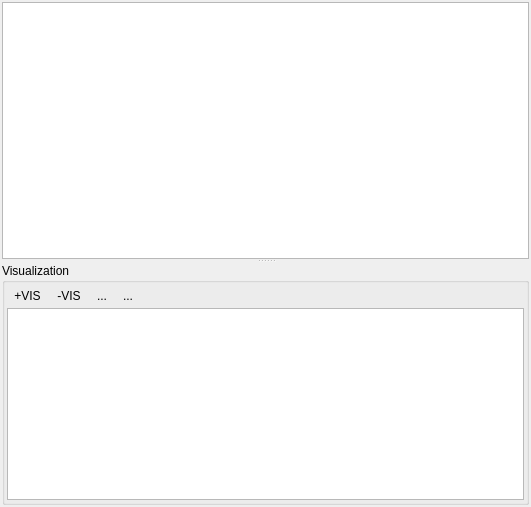
This is qps/speclib/ui/spectrallibraryplotwidget.ui in EnMAP-Box/qgispluginsupport as Qt 5 draws it before an edit. The edited form follows.
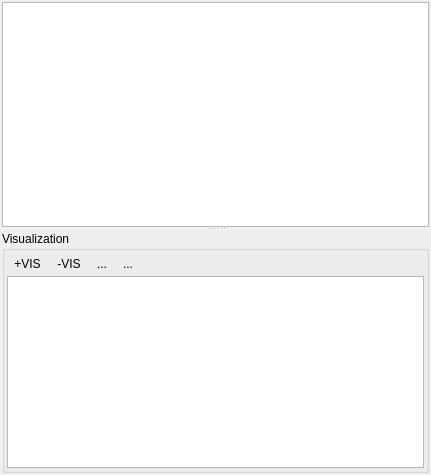
This is the edited form. Icons and pictures are not drawn. Custom widgets are drawn as their Qt base class.

```diff
--- a/qps/speclib/ui/spectrallibraryplotwidget.ui
+++ b/qps/speclib/ui/spectrallibraryplotwidget.ui
@@ -6,8 +6,8 @@
    <rect>
     <x>0</x>
     <y>0</y>
-    <width>531</width>
-    <height>507</height>
+    <width>431</width>
+    <height>475</height>
    </rect>
   </property>
   <property name="windowTitle">
```
Left out of the diff: 72 changed lines with no effect on the pictures.
